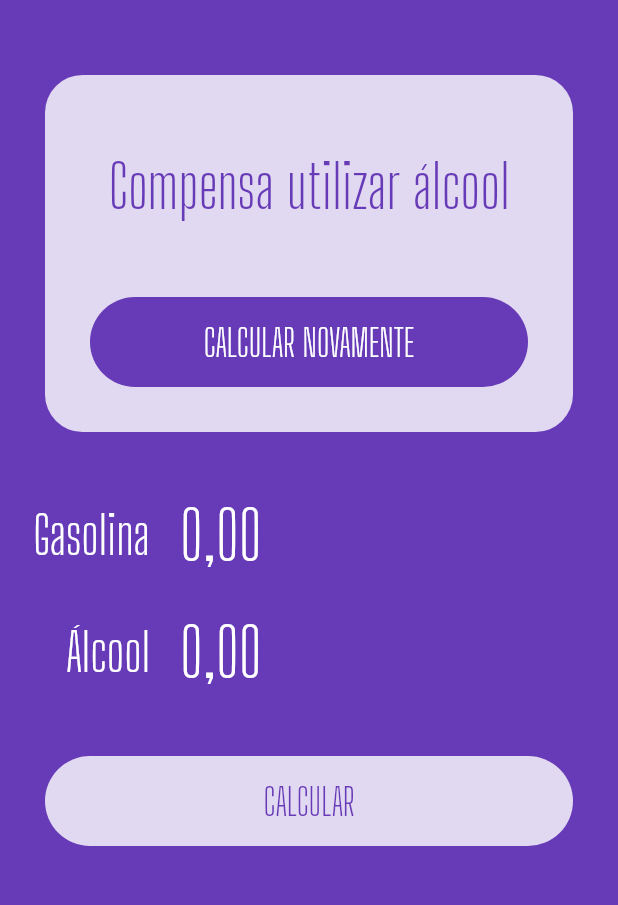
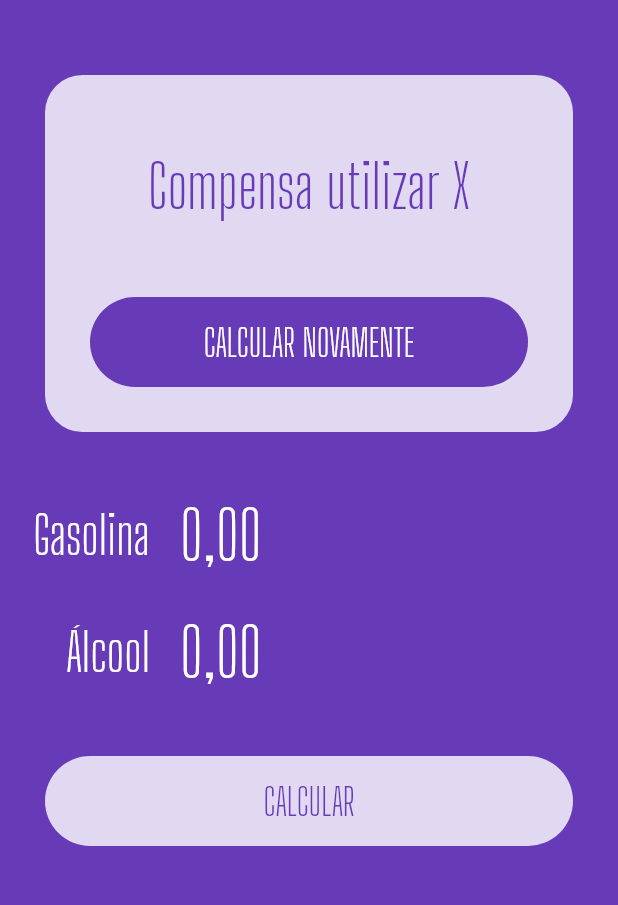
Before and after one commit to tonkunz/alcool-ou-gasolina, a Flutter app: the screen it shows after launch, on a phone screen of 412 x 824 dp, the part 255-1160 px from its top. Run offline on Flutter 3.47's test engine with Material 2 defaults, Android fonts, the phone set to English and light mode, and no system bars; our stand-ins replace flutter_masked_text.

Commit message:
Add Success widget

```diff
--- a/lib/main.dart
+++ b/lib/main.dart
@@ -1,6 +1,7 @@
 import 'package:alcoolougasolina/widgets/input.widget.dart';
 import 'package:alcoolougasolina/widgets/loading-button.widget.dart';
 import 'package:alcoolougasolina/widgets/logo.widget.dart';
+import 'package:alcoolougasolina/widgets/success.widget.dart';
 import 'package:flutter/material.dart';
 import 'package:flutter_masked_text/flutter_masked_text.dart';
 
@@ -32,37 +33,9 @@ class HomePage extends StatelessWidget {
       body: ListView(
         children: <Widget>[
           Logo(),
-          Container(
-            margin: EdgeInsets.all(30),
-            decoration: BoxDecoration(
-              color: Colors.white.withOpacity(0.8),
-              borderRadius: BorderRadius.circular(25),
-            ),
-            child: Column(
-              children: <Widget>[
-                SizedBox(
-                  height: 50,
-                ),
-                Text(
-                  "Compensa utilizar álcool",
-                  style: TextStyle(
-                    color: Theme.of(context).primaryColor,
-                    fontSize: 40,
-                    fontFamily: "Big Shoulders Display",
-                  ),
-                  textAlign: TextAlign.center,
-                ),
-                SizedBox(
-                  height: 20,
-                ),
-                LoadingButton(
-                  busy: false,
-                  invert: true,
-                  func: () {},
-                  text: 'CALCULAR NOVAMENTE'
-                ),
-              ],
-            ),
+          SuccessSession(
+            reset: (){},
+            result: 'Compensa utilizar X',
           ),
           Input(
             controller: _gasCtrl,
--- /dev/null
+++ b/lib/widgets/success.widget.dart
@@ -0,0 +1,48 @@
+import 'package:flutter/material.dart';
+import 'loading-button.widget.dart';
+
+class SuccessSession extends StatelessWidget {
+  var result = "";
+  Function reset;
+
+  SuccessSession({
+    @required this.result,
+    @required this.reset,
+  });
+
+  @override
+  Widget build(BuildContext context) {
+    return Container(
+            margin: EdgeInsets.all(30),
+            decoration: BoxDecoration(
+              color: Colors.white.withOpacity(0.8),
+              borderRadius: BorderRadius.circular(25),
+            ),
+            child: Column(
+              children: <Widget>[
+                SizedBox(
+                  height: 50,
+                ),
+                Text(
+                  result,
+                  style: TextStyle(
+                    color: Theme.of(context).primaryColor,
+                    fontSize: 40,
+                    fontFamily: "Big Shoulders Display",
+                  ),
+                  textAlign: TextAlign.center,
+                ),
+                SizedBox(
+                  height: 20,
+                ),
+                LoadingButton(
+                  busy: false,
+                  invert: true,
+                  func: reset,
+                  text: 'CALCULAR NOVAMENTE'
+                ),
+              ],
+            ),
+          );
+  }
+}
```
